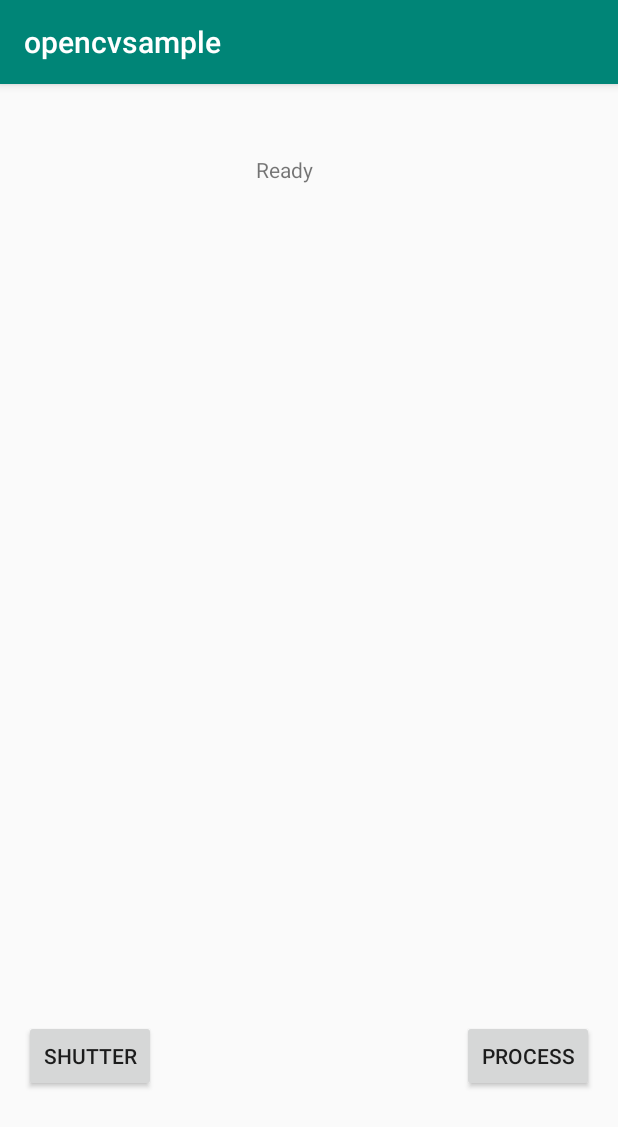
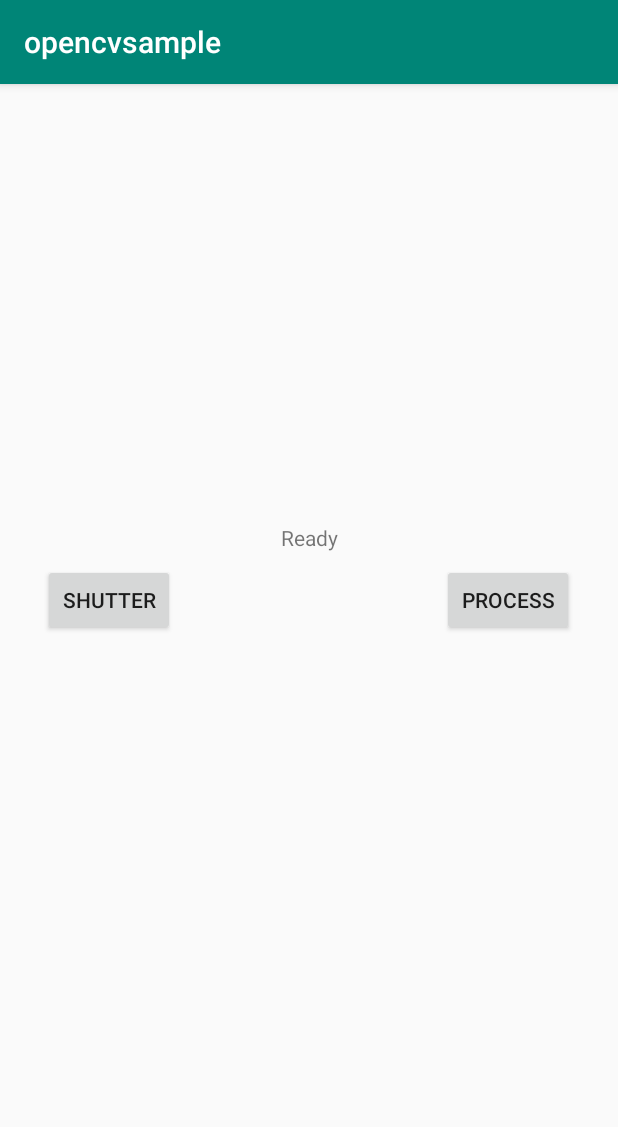
Before and after one commit to jarain78/RICOH_CameraTHETA_V_CV, an Android app: the screen it shows after launch (MainActivity), after a tap on "PROCESS", on a phone screen of 412 x 824 dp. Shown: the top 1127 px of the screen. Run offline under Robolectric (Android 15) with nearby library versions, the phone set to English and light mode, and no system bars; libraries missing offline, so code that uses them is left out: com.theta360.pluginlibrary, org.theta4j.osc, org.theta4j.webapi; 6 statements that could not run were skipped; 1 other tap on this screen came first.

Commit message:
GUI modification

```diff
--- a/app/src/main/res/layout/activity_main.xml
+++ b/app/src/main/res/layout/activity_main.xml
@@ -11,10 +11,15 @@
         android:layout_width="wrap_content"
         android:layout_height="wrap_content"
         android:layout_marginStart="16dp"
+        android:layout_marginTop="8dp"
+        android:layout_marginEnd="8dp"
         android:layout_marginBottom="96dp"
         android:text="@string/shutter"
         app:layout_constraintBottom_toBottomOf="parent"
-        app:layout_constraintStart_toStartOf="parent" />
+        app:layout_constraintEnd_toEndOf="parent"
+        app:layout_constraintHorizontal_bias="0.043"
+        app:layout_constraintStart_toStartOf="parent"
+        app:layout_constraintTop_toBottomOf="@+id/thetaImageId" />
 
     <ImageView
         android:id="@+id/thetaImageId"
@@ -31,11 +36,16 @@
         android:id="@+id/processButtonId"
         android:layout_width="wrap_content"
         android:layout_height="wrap_content"
+        android:layout_marginStart="8dp"
+        android:layout_marginTop="8dp"
         android:layout_marginEnd="16dp"
         android:layout_marginBottom="96dp"
         android:text="@string/process"
         app:layout_constraintBottom_toBottomOf="parent"
-        app:layout_constraintEnd_toEndOf="parent" />
+        app:layout_constraintEnd_toEndOf="parent"
+        app:layout_constraintHorizontal_bias="0.956"
+        app:layout_constraintStart_toStartOf="parent"
+        app:layout_constraintTop_toBottomOf="@+id/thetaImageId" />
 
     <TextView
         android:id="@+id/statusViewId"
@@ -48,9 +58,8 @@
         android:text="@string/status_ready"
         app:layout_constraintBottom_toTopOf="@+id/processButtonId"
         app:layout_constraintEnd_toEndOf="parent"
-        app:layout_constraintHorizontal_bias="0.455"
         app:layout_constraintStart_toStartOf="parent"
         app:layout_constraintTop_toBottomOf="@+id/thetaImageId"
-        app:layout_constraintVertical_bias="0.054" />
+        app:layout_constraintVertical_bias="1.0" />
 
 </android.support.constraint.ConstraintLayout>
```
